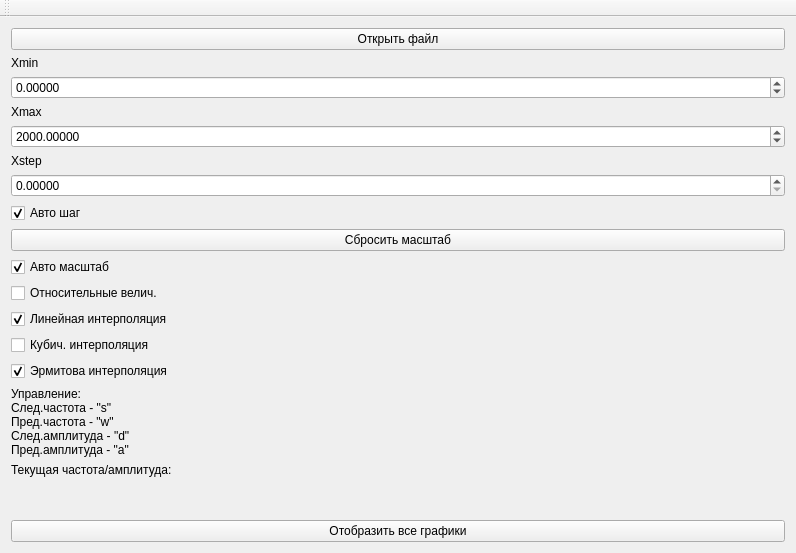
This is mainwindow.ui in irsural/splines as Qt 5 draws it before an edit. The edited form follows.
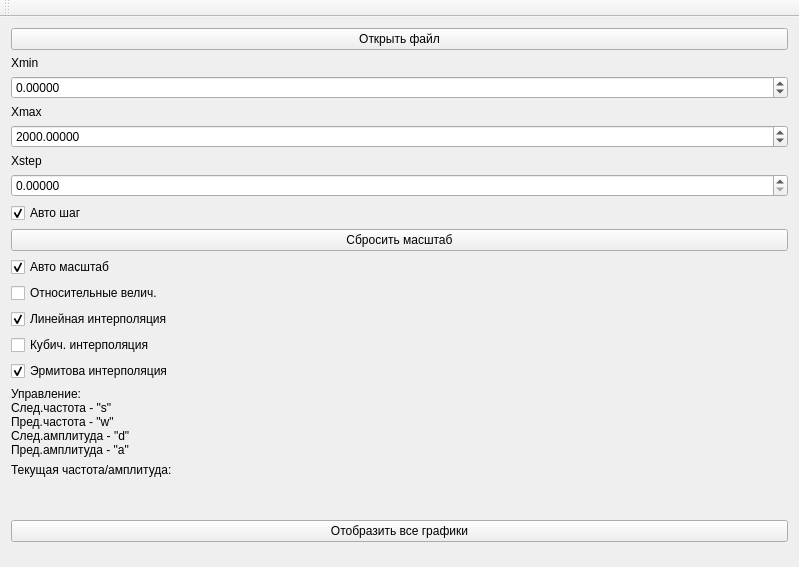
This is the edited form.

Diff of the .ui file:
```diff
--- a/mainwindow.ui
+++ b/mainwindow.ui
@@ -6,8 +6,8 @@
    <rect>
     <x>0</x>
     <y>0</y>
-    <width>796</width>
-    <height>527</height>
+    <width>799</width>
+    <height>567</height>
    </rect>
   </property>
   <property name="windowTitle">
```
Left out of the diff: 2 changed lines with no effect on the pictures.
